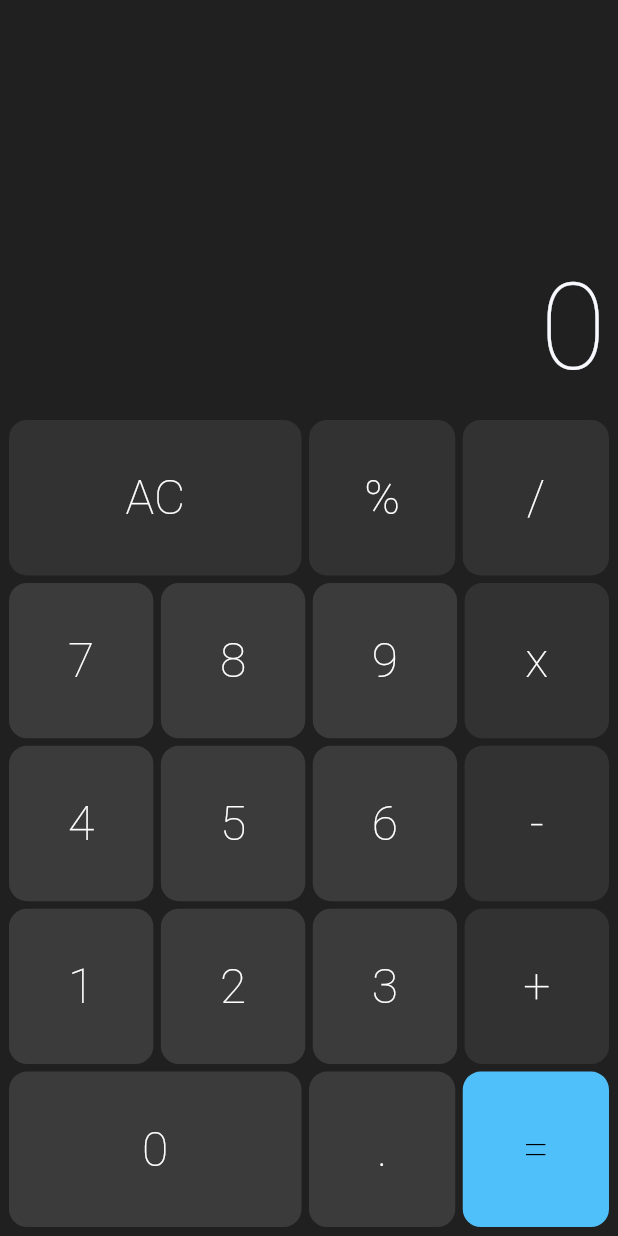
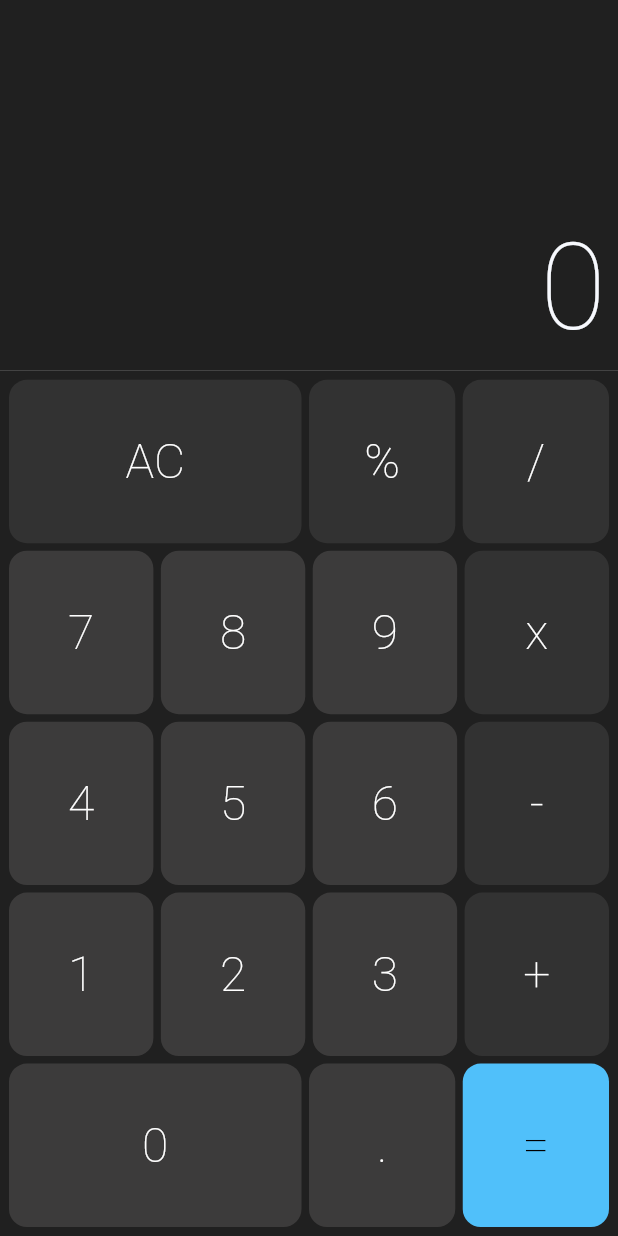
Before and after one commit to GabrielSchiavo/calculator-app, a Flutter app: the screen it shows after launch, on a phone screen of 412 x 824 dp. Run offline on Flutter 3.47's test engine with Material 2 defaults, Android fonts, the light colour scheme and no system bars; drawn by our look-alikes of auto_size_text; Roboto replaces fonts that are missing (RobotoFlex).

Commit message:
Altura do teclado agora varia de acordo com o tamanho do dispositivo

```diff
--- a/lib/components/keyboard.dart
+++ b/lib/components/keyboard.dart
@@ -9,9 +9,14 @@ class Keyboard extends StatelessWidget {
 
   @override
   Widget build(BuildContext context) {
+    // Obtem o tamanho do dispositivo
+    final deviceSize = MediaQuery.of(context).size;
+
     return Container(
       color: const Color(0xFF202020),
-      height: 550,
+      //Multiplica a altura do dispositivo por 70% (0.70)
+      height: deviceSize.height * 0.70,
+
       child: Padding(
         padding: const EdgeInsets.all(6),
         child: Column(
```
